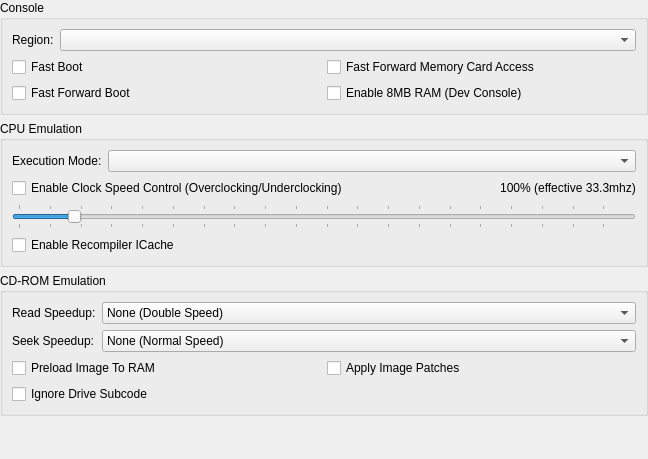
Old version of the form src/duckstation-qt/consolesettingswidget.ui in the repository kofxi3584karlayang/duckstation.
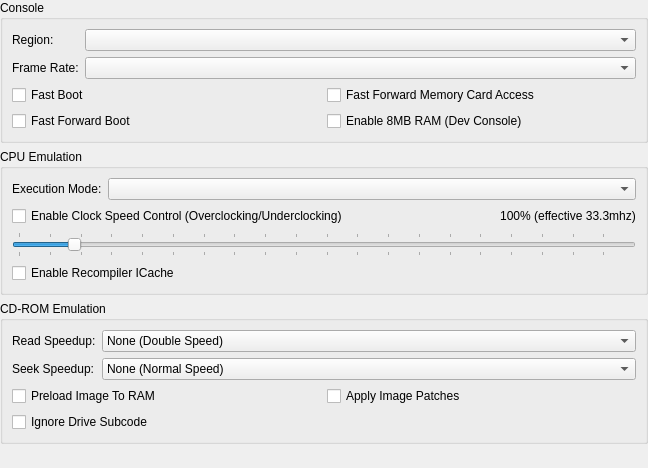
New version of the form.

Commit message:
Qt: Move force video timing to console settings
Since it's related to the region, it makes sense to be in here.
And it frees up precious vertical space.

What changed in the file:
```diff
--- a/src/duckstation-qt/consolesettingswidget.ui
+++ b/src/duckstation-qt/consolesettingswidget.ui
@@ -7,7 +7,7 @@
     <x>0</x>
     <y>0</y>
     <width>648</width>
-    <height>459</height>
+    <height>468</height>
    </rect>
   </property>
   <layout class="QVBoxLayout" name="verticalLayout">
@@ -39,7 +39,7 @@
       <item row="0" column="1">
        <widget class="QComboBox" name="region"/>
       </item>
-      <item row="1" column="0" colspan="2">
+      <item row="2" column="0" colspan="2">
        <layout class="QGridLayout" name="gridLayout_2">
         <item row="0" column="0">
          <widget class="QCheckBox" name="fastBoot">
@@ -71,6 +71,16 @@
         </item>
        </layout>
       </item>
+      <item row="1" column="0">
+       <widget class="QLabel" name="forceVideoTimingLabel">
+        <property name="text">
+         <string>Frame Rate:</string>
+        </property>
+       </widget>
+      </item>
+      <item row="1" column="1">
+       <widget class="QComboBox" name="forceVideoTiming"/>
+      </item>
      </layout>
     </widget>
    </item>
```
The commit also changes 6 other files.
